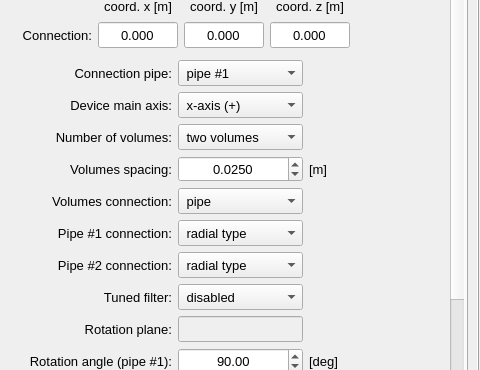
The window that pulse/interface/data/ui_files/model/editor/pulsation_suppression_device_input.ui (open-pulse/OpenPulse) describes before a commit, drawn with Qt 5; both pictures show x 128 to 608 and y 156 to 526 of the 1191 by 663 pixel window.
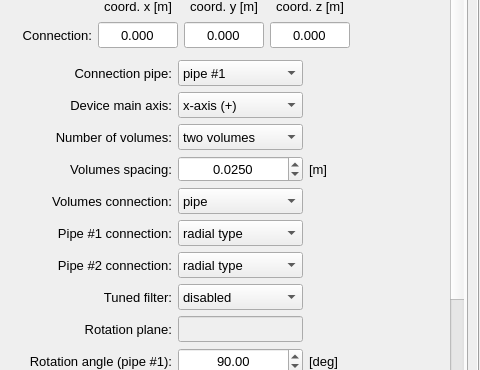
The same window after the commit.

Commit message: removes unnecessary space in front of indexes that broke the insertion of data in the interface

What changed in the file:
```diff
--- a/pulse/interface/data/ui_files/model/editor/pulsation_suppression_device_input.ui
+++ b/pulse/interface/data/ui_files/model/editor/pulsation_suppression_device_input.ui
@@ -95,7 +95,7 @@
              <property name="geometry">
               <rect>
                <x>0</x>
-               <y>-192</y>
+               <y>0</y>
                <width>571</width>
                <height>688</height>
               </rect>
@@ -284,7 +284,7 @@
                    </property>
                    <item>
                     <property name="text">
-                     <string> disabled</string>
+                     <string>disabled</string>
                     </property>
                    </item>
                    <item>
@@ -342,7 +342,7 @@
                    </property>
                    <item>
                     <property name="text">
-                     <string> pipe #1</string>
+                     <string>pipe #1</string>
                     </property>
                    </item>
                    <item>
@@ -413,7 +413,7 @@
                    </property>
                    <item>
                     <property name="text">
-                     <string> radial type</string>
+                     <string>radial type</string>
                     </property>
                    </item>
                    <item>
@@ -570,7 +570,7 @@
                    </property>
                    <item>
                     <property name="text">
-                     <string> two volumes</string>
+                     <string>two volumes</string>
                     </property>
                    </item>
                    <item>
@@ -601,7 +601,7 @@
                    </property>
                    <item>
                     <property name="text">
-                     <string> radial type</string>
+                     <string>radial type</string>
                     </property>
                    </item>
                    <item>
@@ -773,7 +773,7 @@
                    </property>
                    <item>
                     <property name="text">
-                     <string> pipe</string>
+                     <string>pipe</string>
                     </property>
                    </item>
                    <item>
@@ -950,7 +950,7 @@
                    </property>
                    <item>
                     <property name="text">
-                     <string> x-axis (+)</string>
+                     <string>x-axis (+)</string>
                     </property>
                    </item>
                    <item>
```
Left out of the diff: 24 changed lines with no effect on the pictures. The commit also changes 7 other files.
